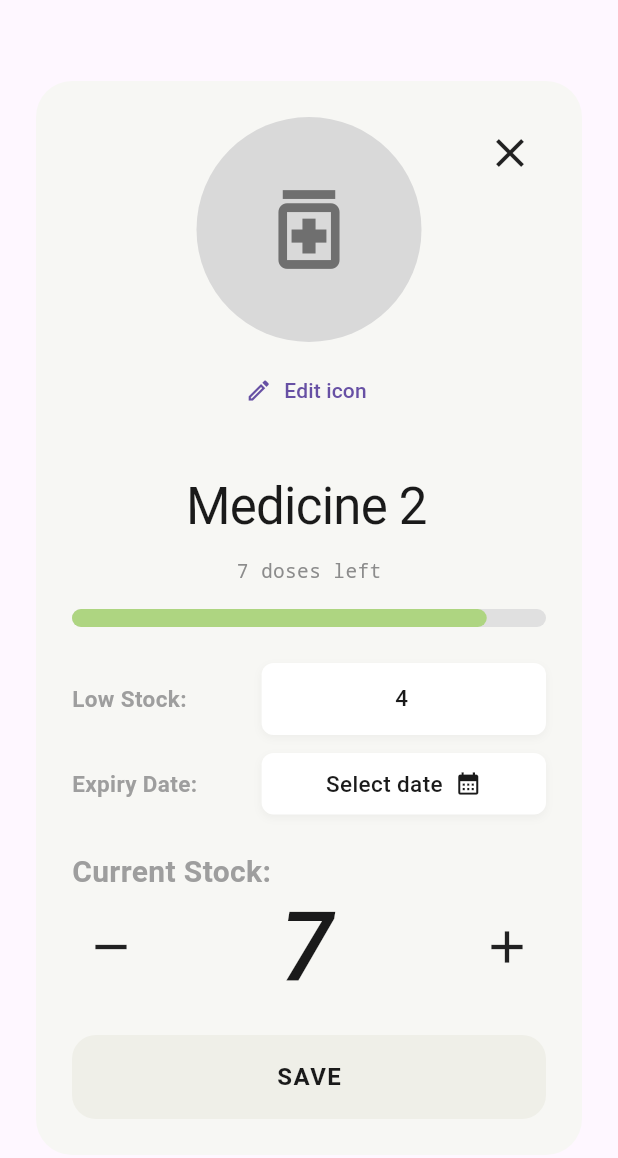
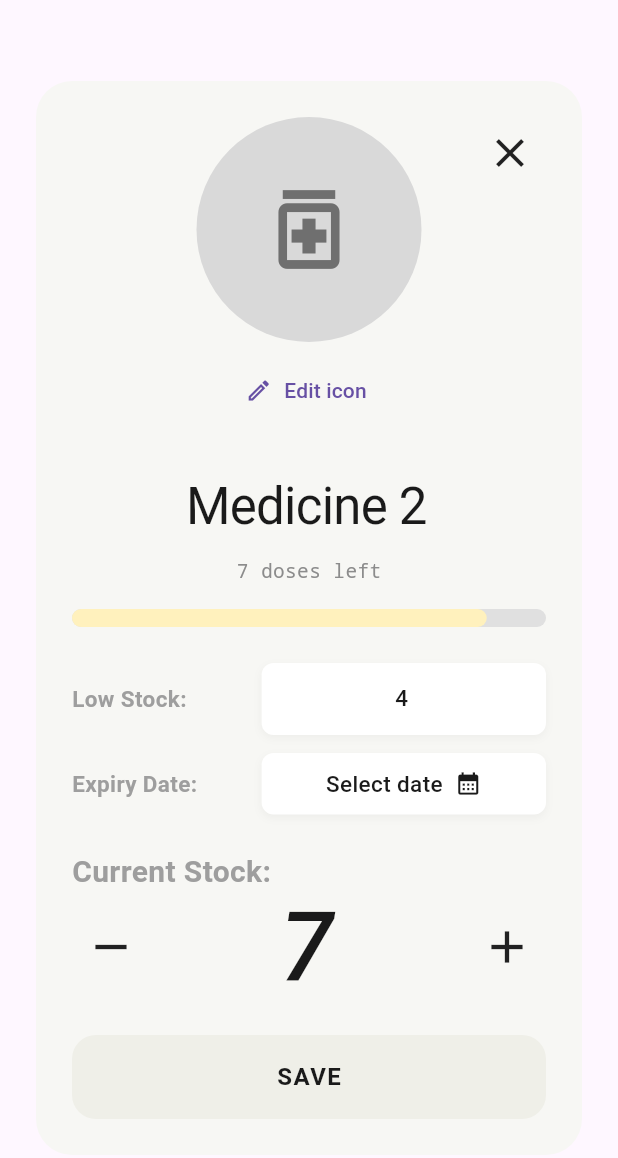
Before and after one commit to Bonkers22h2/meditrack, a Flutter app: the StockEditModal widget shown alone on an empty page, opened directly, on a phone screen of 412 x 824 dp. Shown: the top 1158 px of the screen. Run offline on Flutter 3.47's test engine with Material 3 defaults, Android fonts, the phone set to English and light mode, and no system bars; drawn by our look-alikes of showcaseview; our stand-ins replace flutter_local_notifications, flutter_timezone, shared_preferences, timezone; accounts and stored records are empty.

Commit message:
massive update3

```diff
--- a/lib/modals/stock_modal.dart
+++ b/lib/modals/stock_modal.dart
@@ -1,4 +1,4 @@
-// modals/stock_modal.dart
+// lib/modals/stock_modal.dart
 import 'package:flutter/material.dart';
 import 'package:flutter/services.dart';
 import 'package:meditrack/services/medicine_icons.dart';
@@ -39,13 +39,16 @@ class _StockEditModalState extends State<StockEditModal> {
   final Color labelColor = const Color(0xFF9E9E9E);
   final Color saveBtnBgColor = const Color(0xFFEFEFE8);
 
-  // Dynamic Progress Colors
+  // Dynamic Progress Colors (Synced with Dashboard)
   final Color progressInactiveColor = const Color(0xFFE0E0E0);
-  final Color progressRedColor = const Color(0xFFFF6B6B); // Critical (<25%)
+  final Color progressRedColor = const Color(0xFFFFC4CD); // Low Stock (Red)
   final Color progressYellowColor = const Color(
-    0xFFFFD654,
-  ); // Warning (25%-50%)
-  final Color progressGreenColor = const Color(0xFFAED581); // High (>50%)
+    0xFFFFF1BD,
+  ); // Refill Soon (Yellow)
+  final Color progressGreenColor = const Color(0xFFC0E5C4); // In Stock (Green)
+  final Color progressExpiredColor = const Color(
+    0xFFFF6B6B,
+  ); // Strong Red (Expired)
 
   @override
   void initState() {
@@ -150,14 +153,12 @@ class _StockEditModalState extends State<StockEditModal> {
   }
 
   String _formatDate(DateTime? date) {
-    if (date == null) {
-      return 'Select date';
-    }
+    if (date == null) return 'Select date';
     return '${_monthName(date.month)} ${date.day}, ${date.year}';
   }
 
   String _monthName(int month) {
-    const List<String> months = <String>[
+    const List<String> months = [
       'January',
       'February',
       'March',
@@ -194,9 +195,7 @@ class _StockEditModalState extends State<StockEditModal> {
                 Wrap(
                   spacing: 8,
                   runSpacing: 8,
-                  children: MedicineIcons.options.map((
-                    MedicineIconOption option,
-                  ) {
+                  children: MedicineIcons.options.map((option) {
                     final bool isSelected = option.key == _selectedIconKey;
                     return ChoiceChip(
                       label: Text(option.label),
@@ -213,19 +212,15 @@ class _StockEditModalState extends State<StockEditModal> {
       },
     );
 
-    if (selected == null) {
-      return;
+    if (selected != null) {
+      setState(() {
+        _selectedIconKey = selected;
+      });
     }
-
-    setState(() {
-      _selectedIconKey = selected;
-    });
   }
 
   String? _expiringLabel() {
-    if (_selectedExpiryDate == null) {
-      return null;
-    }
+    if (_selectedExpiryDate == null) return null;
 
     final DateTime today = DateTime.now();
     final DateTime normalizedToday = DateTime(
@@ -240,30 +235,28 @@ class _StockEditModalState extends State<StockEditModal> {
     );
     final int days = normalizedExpiry.difference(normalizedToday).inDays;
 
-    if (days < 0) {
-      return 'Already expired';
-    }
-
+    if (days < 0) return 'Already expired';
     return 'Expires in $days day${days == 1 ? '' : 's'}';
   }
 
+  // --- SYNCED COLOR LOGIC ---
   Color _getProgressColor() {
-    final int lowThreshold = int.tryParse(_lowStockController.text) ?? 4;
+    // 1. Check Expiration first
+    if (_selectedExpiryDate != null &&
+        _selectedExpiryDate!.isBefore(DateTime.now())) {
+      return progressExpiredColor;
+    }
 
-    // Calculate percentage relative to the visual "full" cap (Threshold * 2)
-    final double safeThreshold = lowThreshold <= 0
-        ? 1
-        : lowThreshold.toDouble();
-    final double maxDisplayValue = safeThreshold * 2;
-    final double percentRemaining = _currentStock / maxDisplayValue;
+    // 2. Parse the current threshold from the controller
+    final int lowThreshold = int.tryParse(_lowStockController.text) ?? 0;
 
-    // ✅ UPDATED LOGIC: Based on exact percentage thresholds
-    if (percentRemaining > 0.50) {
-      return progressGreenColor; // Green: > 50%
-    } else if (percentRemaining > 0.25 && percentRemaining <= 0.50) {
-      return progressYellowColor; // Yellow: 25% - 50%
+    // 3. Apply the synced rules
+    if (_currentStock <= lowThreshold) {
+      return progressRedColor;
+    } else if (_currentStock <= lowThreshold + 3) {
+      return progressYellowColor;
     } else {
-      return progressRedColor; // Red: < 25%
+      return progressGreenColor;
     }
   }
 
@@ -288,14 +281,12 @@ class _StockEditModalState extends State<StockEditModal> {
         child: SingleChildScrollView(
           padding: const EdgeInsets.all(24.0),
           child: Column(
-            mainAxisSize: MainAxisSize.min, // Shrinks to fit content
+            mainAxisSize: MainAxisSize.min,
             crossAxisAlignment: CrossAxisAlignment.center,
             children: [
-              // 1. Close Button & Image Placeholder
               Stack(
                 alignment: Alignment.topCenter,
                 children: [
-                  // Image Circle
                   GestureDetector(
                     onTap: _showIconPicker,
                     child: Container(
@@ -312,7 +303,6 @@ class _StockEditModalState extends State<StockEditModal> {
                       ),
                     ),
                   ),
-                  // Close Button (Top Right)
                   Align(
                     alignment: Alignment.topRight,
                     child: IconButton(
@@ -334,10 +324,7 @@ class _StockEditModalState extends State<StockEditModal> {
                 icon: const Icon(Icons.edit_outlined, size: 18),
                 label: const Text('Edit icon'),
               ),
-
               const SizedBox(height: 20),
-
-              // 2. Editable medicine name
               TextField(
                 controller: _medicineNameController,
                 autofocus: false,
@@ -358,8 +345,6 @@ class _StockEditModalState extends State<StockEditModal> {
                   letterSpacing: -0.5,
                 ),
               ),
-
-              // 3. Doses Left (Monospace)
               Text(
                 '$_currentStock doses left',
                 style: const TextStyle(
@@ -368,10 +353,7 @@ class _StockEditModalState extends State<StockEditModal> {
                   color: Color(0xFF8C8C8C),
                 ),
               ),
-
               const SizedBox(height: 16),
-
-              // 4. Progress Bar (With Dynamic Color)
               Container(
                 height: 12,
                 width: double.infinity,
@@ -384,16 +366,13 @@ class _StockEditModalState extends State<StockEditModal> {
                   widthFactor: _progressFactor(lowThreshold),
                   child: Container(
                     decoration: BoxDecoration(
-                      color: _getProgressColor(), // ✅ Use dynamic color
+                      color: _getProgressColor(),
                       borderRadius: BorderRadius.circular(6),
                     ),
                   ),
                 ),
               ),
-
               const SizedBox(height: 24),
-
-              // 5. Details Form Fields
               _buildDetailInputRow(
                 label: 'Low Stock:',
                 controller: _lowStockController,
@@ -401,8 +380,6 @@ class _StockEditModalState extends State<StockEditModal> {
               ),
               const SizedBox(height: 12),
               _buildDateRow(),
-
-              // Expiry Warning Label
               if (expiryText != null)
                 Padding(
                   padding: const EdgeInsets.only(top: 8.0, left: 90),
@@ -426,10 +403,7 @@ class _StockEditModalState extends State<StockEditModal> {
                     ],
                   ),
                 ),
-
               const SizedBox(height: 24),
-
-              // 6. Current Stock Section
               Align(
                 alignment: Alignment.centerLeft,
                 child: Text(
@@ -441,8 +415,6 @@ class _StockEditModalState extends State<StockEditModal> {
                   ),
                 ),
               ),
-
-              // Stepper Control (+ / -)
               Row(
                 mainAxisAlignment: MainAxisAlignment.center,
                 children: [
@@ -465,11 +437,11 @@ class _StockEditModalState extends State<StockEditModal> {
                           autofocus: false,
                           keyboardType: TextInputType.number,
                           textInputAction: TextInputAction.done,
-                          inputFormatters: <TextInputFormatter>[
+                          inputFormatters: [
                             FilteringTextInputFormatter.digitsOnly,
                           ],
                           textAlign: TextAlign.center,
-                          onChanged: (String value) {
+                          onChanged: (value) {
                             final int? parsed = int.tryParse(value);
                             setState(() {
                               _currentStock = parsed ?? 0;
@@ -502,10 +474,7 @@ class _StockEditModalState extends State<StockEditModal> {
                   ),
                 ],
               ),
-
               const SizedBox(height: 24),
-
-              // 7. Save Button
               SizedBox(
                 width: double.infinity,
                 height: 56,
@@ -574,6 +543,8 @@ class _StockEditModalState extends State<StockEditModal> {
               controller: controller,
               autofocus: false,
               keyboardType: keyboardType,
+              // Live Color Sync:
+              onChanged: (_) => setState(() {}),
               decoration: const InputDecoration(border: InputBorder.none),
               textAlign: TextAlign.center,
               style: TextStyle(
```
Also changed, not shown: lib/pages/stocks.dart (+52 -81 lines).
